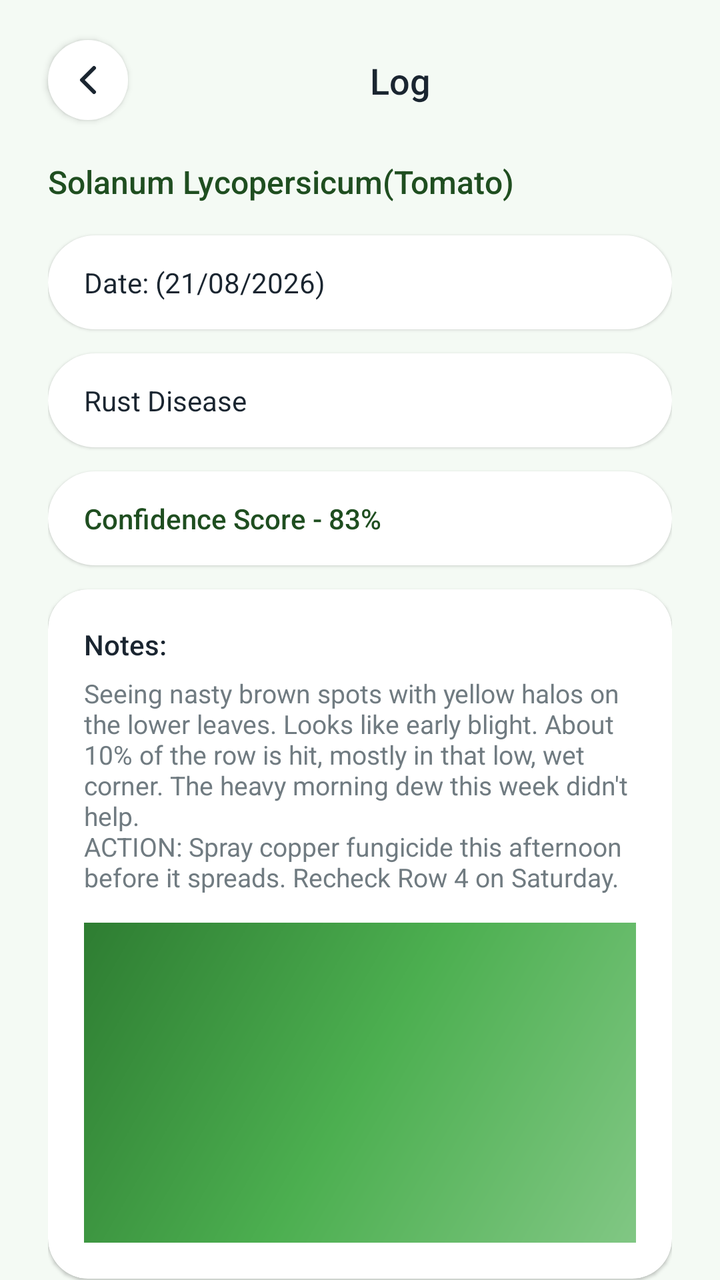
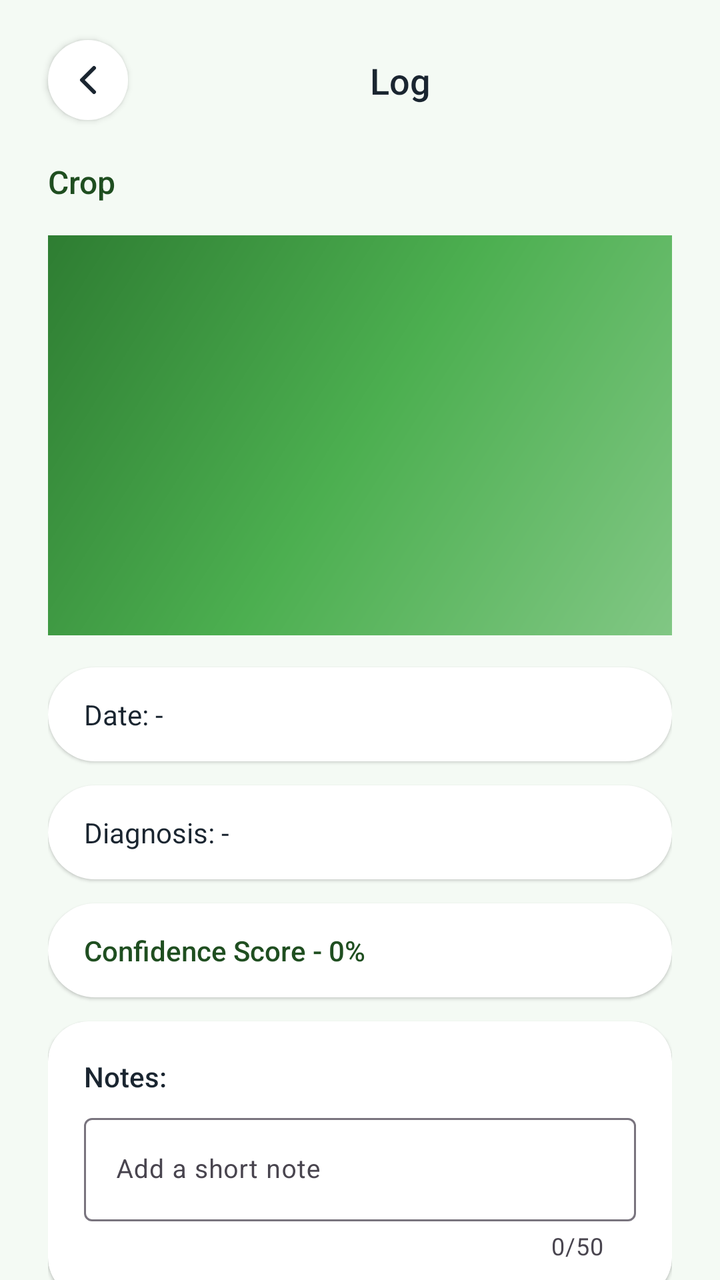

Two renders of the same Android screen: before a commit and after it. Below are the layout's source before the change and the commit's diff.
<!-- AndroidManifest.xml: application theme Theme.Undersoil -->
<!-- res/layout/activity_log_result.xml -->
<?xml version="1.0" encoding="utf-8"?>
<androidx.constraintlayout.widget.ConstraintLayout xmlns:android="http://schemas.android.com/apk/res/android"
    xmlns:app="http://schemas.android.com/apk/res-auto"
    android:layout_width="match_parent"
    android:layout_height="match_parent"
    android:background="@color/bg_light_green">

    <ImageButton
        android:id="@+id/backButton"
        android:layout_width="40dp"
        android:layout_height="40dp"
        android:layout_marginStart="24dp"
        android:layout_marginTop="20dp"
        android:background="@drawable/bg_circle_white"
        android:elevation="2dp"
        android:padding="10dp"
        android:src="@drawable/ic_back_arrow"
        android:contentDescription="Back"
        app:layout_constraintStart_toStartOf="parent"
        app:layout_constraintTop_toTopOf="parent" />

    <TextView
        android:id="@+id/titleText"
        android:layout_width="0dp"
        android:layout_height="wrap_content"
        android:layout_marginEnd="24dp"
        android:fontFamily="sans-serif-medium"
        android:gravity="center"
        android:text="Log"
        android:textColor="@color/text_dark"
        android:textSize="18sp"
        app:layout_constraintBottom_toBottomOf="@id/backButton"
        app:layout_constraintEnd_toEndOf="parent"
        app:layout_constraintStart_toEndOf="@id/backButton"
        app:layout_constraintTop_toTopOf="@id/backButton" />

    <androidx.core.widget.NestedScrollView
        android:layout_width="match_parent"
        android:layout_height="0dp"
        android:layout_marginTop="20dp"
        app:layout_constraintBottom_toBottomOf="parent"
        app:layout_constraintEnd_toEndOf="parent"
        app:layout_constraintStart_toStartOf="parent"
        app:layout_constraintTop_toBottomOf="@id/backButton">

        <LinearLayout
            android:layout_width="match_parent"
            android:layout_height="wrap_content"
            android:orientation="vertical"
            android:paddingHorizontal="24dp">

            <TextView
                android:layout_width="wrap_content"
                android:layout_height="wrap_content"
                android:fontFamily="sans-serif-medium"
                android:text="Solanum Lycopersicum(Tomato)"
                android:textColor="@color/main_green"
                android:textSize="16sp" />

            <EditText
                android:layout_width="match_parent"
                android:layout_height="wrap_content"
                android:layout_marginTop="16dp"
                android:background="@drawable/bg_pill_white"
                android:elevation="1dp"
                android:enabled="false"
                android:fontFamily="sans-serif"
                android:paddingHorizontal="18dp"
                android:paddingVertical="14dp"
                android:text="Date: (21/08/2026)"
                android:textColor="@color/text_dark"
                android:textSize="14sp" />

            <EditText
                android:layout_width="match_parent"
                android:layout_height="wrap_content"
                android:layout_marginTop="12dp"
                android:background="@drawable/bg_pill_white"
                android:elevation="1dp"
                android:enabled="false"
                android:fontFamily="sans-serif"
                android:paddingHorizontal="18dp"
                android:paddingVertical="14dp"
                android:text="Rust Disease"
                android:textColor="@color/text_dark"
                android:textSize="14sp" />

            <EditText
                android:layout_width="match_parent"
                android:layout_height="wrap_content"
                android:layout_marginTop="12dp"
                android:background="@drawable/bg_pill_white"
                android:elevation="1dp"
                android:enabled="false"
                android:fontFamily="sans-serif-medium"
                android:paddingHorizontal="18dp"
                android:paddingVertical="14dp"
                android:text="Confidence Score - 83%"
                android:textColor="@color/main_green"
                android:textSize="14sp" />

            <androidx.cardview.widget.CardView
                android:layout_width="match_parent"
                android:layout_height="wrap_content"
                android:layout_marginTop="12dp"
                app:cardBackgroundColor="@color/white"
                app:cardCornerRadius="20dp"
                app:cardElevation="1dp">

                <LinearLayout
                    android:layout_width="match_parent"
                    android:layout_height="wrap_content"
                    android:orientation="vertical"
                    android:padding="18dp">

                    <TextView
                        android:layout_width="wrap_content"
                        android:layout_height="wrap_content"
                        android:fontFamily="sans-serif-medium"
                        android:text="Notes:"
                        android:textColor="@color/text_dark"
                        android:textSize="14sp" />

                    <TextView
                        android:layout_width="match_parent"
                        android:layout_height="wrap_content"
                        android:layout_marginTop="6dp"
                        android:fontFamily="sans-serif"
                        android:text="Seeing nasty brown spots with yellow halos on the lower leaves. Looks like early blight. About 10% of the row is hit, mostly in that low, wet corner. The heavy morning dew this week didn't help.\nACTION: Spray copper fungicide this afternoon before it spreads. Recheck Row 4 on Saturday."
                        android:textColor="@color/text_sub"
                        android:textSize="13sp" />

                    <View
                        android:layout_width="match_parent"
                        android:layout_height="160dp"
                        android:layout_marginTop="14dp"
                        android:background="@drawable/bg_photo_placeholder" />

                </LinearLayout>
            </androidx.cardview.widget.CardView>

            <View
                android:layout_width="match_parent"
                android:layout_height="24dp" />

        </LinearLayout>
    </androidx.core.widget.NestedScrollView>

</androidx.constraintlayout.widget.ConstraintLayout>
<!-- resources referenced by this layout -->
<resources>
  <color name="bg_light_green">#F4FAF4</color>
  <color name="main_green">#1F4E20</color>
  <color name="text_dark">#1A2530</color>
  <color name="text_sub">#707B81</color>
  <color name="white">#FFFFFFFF</color>
  <!-- drawable bg_circle_white (drawable) -->
  <?xml version="1.0" encoding="utf-8"?>
  <shape xmlns:android="http://schemas.android.com/apk/res/android"
      android:shape="oval">
      <solid android:color="@color/white" />
  </shape>
  <!-- drawable bg_photo_placeholder (drawable) -->
  <?xml version="1.0" encoding="utf-8"?>
  <shape xmlns:android="http://schemas.android.com/apk/res/android"
      android:shape="rectangle">
      <gradient
          android:angle="315"
          android:startColor="#2E7D32"
          android:centerColor="#4CAF50"
          android:endColor="#81C784" />
  </shape>
  <!-- drawable bg_pill_white (drawable) -->
  <?xml version="1.0" encoding="utf-8"?>
  <shape xmlns:android="http://schemas.android.com/apk/res/android"
      android:shape="rectangle">
      <solid android:color="@color/white" />
      <corners android:radius="50dp" />
  </shape>
  <!-- drawable ic_back_arrow (drawable) -->
  <?xml version="1.0" encoding="utf-8"?>
  <vector xmlns:android="http://schemas.android.com/apk/res/android"
      android:width="24dp"
      android:height="24dp"
      android:viewportWidth="24"
      android:viewportHeight="24">
      <path
          android:fillColor="@android:color/transparent"
          android:strokeColor="#1A2530"
          android:strokeWidth="2"
          android:strokeLineCap="round"
          android:strokeLineJoin="round"
          android:pathData="M15,18 L9,12 L15,6" />
  </vector>
  <style name="Theme.Undersoil" parent="Base.Theme.Undersoil" />
  <style name="Base.Theme.Undersoil" parent="Theme.Material3.DayNight.NoActionBar">
          
      </style>
</resources>

<!-- the commit's change to res/layout/activity_log_result.xml (unified diff, before → after) -->
@@ -50,52 +50,62 @@
             android:paddingHorizontal="24dp">
 
             <TextView
+                android:id="@+id/tvCropName"
                 android:layout_width="wrap_content"
                 android:layout_height="wrap_content"
                 android:fontFamily="sans-serif-medium"
-                android:text="Solanum Lycopersicum(Tomato)"
+                android:text="Crop"
                 android:textColor="@color/main_green"
                 android:textSize="16sp" />
 
-            <EditText
+            <ImageView
+                android:id="@+id/ivCropImage"
+                android:layout_width="match_parent"
+                android:layout_height="200dp"
+                android:layout_marginTop="16dp"
+                android:background="@drawable/bg_photo_placeholder"
+                android:contentDescription="Scanned crop photo"
+                android:scaleType="centerCrop" />
+
+            <TextView
+                android:id="@+id/tvLogDate"
                 android:layout_width="match_parent"
                 android:layout_height="wrap_content"
                 android:layout_marginTop="16dp"
                 android:background="@drawable/bg_pill_white"
                 android:elevation="1dp"
-                android:enabled="false"
                 android:fontFamily="sans-serif"
                 android:paddingHorizontal="18dp"
                 android:paddingVertical="14dp"
-                android:text="Date: (21/08/2026)"
+                android:text="Date: -"
                 android:textColor="@color/text_dark"
                 android:textSize="14sp" />
 
-            <EditText
+            <TextView
+                android:id="@+id/tvLogDiagnosis"
                 android:layout_width="match_parent"
                 android:layout_height="wrap_content"
                 android:layout_marginTop="12dp"
                 android:background="@drawable/bg_pill_white"
                 android:elevation="1dp"
-                android:enabled="false"
                 android:fontFamily="sans-serif"
                 android:paddingHorizontal="18dp"
                 android:paddingVertical="14dp"
-                android:text="Rust Disease"
+                android:text="Diagnosis: -"
                 android:textColor="@color/text_dark"
                 android:textSize="14sp" />
 
-            <EditText
+            <TextView
+                android:id="@+id/tvLogConfidence"
                 android:layout_width="match_parent"
                 android:layout_height="wrap_content"
                 android:layout_marginTop="12dp"
                 android:background="@drawable/bg_pill_white"
                 android:elevation="1dp"
-                android:enabled="false"
                 android:fontFamily="sans-serif-medium"
                 android:paddingHorizontal="18dp"
                 android:paddingVertical="14dp"
-                android:text="Confidence Score - 83%"
+                android:text="Confidence Score - 0%"
                 android:textColor="@color/main_green"
                 android:textSize="14sp" />
 
@@ -121,23 +131,44 @@
                         android:textColor="@color/text_dark"
                         android:textSize="14sp" />
 
-                    <TextView
+                    <com.google.android.material.textfield.TextInputLayout
+                        android:id="@+id/tilLogNote"
                         android:layout_width="match_parent"
                         android:layout_height="wrap_content"
                         android:layout_marginTop="6dp"
-                        android:fontFamily="sans-serif"
-                        android:text="Seeing nasty brown spots with yellow halos on the lower leaves. Looks like early blight. About 10% of the row is hit, mostly in that low, wet corner. The heavy morning dew this week didn't help.\nACTION: Spray copper fungicide this afternoon before it spreads. Recheck Row 4 on Saturday."
-                        android:textColor="@color/text_sub"
-                        android:textSize="13sp" />
+                        android:hint="Add a short note"
+                        app:counterEnabled="true"
+                        app:counterMaxLength="50">
 
-                    <View
-                        android:layout_width="match_parent"
-                        android:layout_height="160dp"
-                        android:layout_marginTop="14dp"
-                        android:background="@drawable/bg_photo_placeholder" />
+                        <com.google.android.material.textfield.TextInputEditText
+                            android:id="@+id/etLogNote"
+                            android:layout_width="match_parent"
+                            android:layout_height="wrap_content"
+                            android:fontFamily="sans-serif"
+                            android:imeOptions="actionDone"
+                            android:inputType="textCapSentences"
+                            android:maxLength="50"
+                            android:textColor="@color/text_dark"
+                            android:textSize="13sp" />
+
+                    </com.google.android.material.textfield.TextInputLayout>
 
                 </LinearLayout>
             </androidx.cardview.widget.CardView>
+
+            <Button
+                android:id="@+id/btnSaveNote"
+                android:layout_width="match_parent"
+                android:layout_height="wrap_content"
+                android:layout_marginTop="16dp"
+                android:background="@drawable/bg_pill_green"
+                android:elevation="2dp"
+                android:fontFamily="sans-serif-medium"
+                android:paddingVertical="14dp"
+                android:text="Save Note"
+                android:textAllCaps="false"
+                android:textColor="@color/white"
+                android:textSize="15sp" />
 
             <View
                 android:layout_width="match_parent"
<!-- resource entries referenced after the edit -->
@@ -3,7 +3,6 @@
   <color name="bg_light_green">#F4FAF4</color>
   <color name="main_green">#1F4E20</color>
   <color name="text_dark">#1A2530</color>
-  <color name="text_sub">#707B81</color>
   <color name="white">#FFFFFFFF</color>
   <!-- drawable bg_circle_white (drawable) -->
   <?xml version="1.0" encoding="utf-8"?>
@@ -20,6 +19,13 @@
           android:startColor="#2E7D32"
           android:centerColor="#4CAF50"
           android:endColor="#81C784" />
+  </shape>
+  <!-- drawable bg_pill_green (drawable) -->
+  <?xml version="1.0" encoding="utf-8"?>
+  <shape xmlns:android="http://schemas.android.com/apk/res/android"
+      android:shape="rectangle">
+      <solid android:color="@color/main_green" />
+      <corners android:radius="50dp" />
   </shape>
   <!-- drawable bg_pill_white (drawable) -->
   <?xml version="1.0" encoding="utf-8"?>
